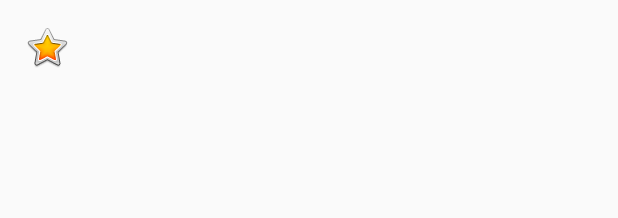
After one commit to davis123123/iNGAGE, an Android app: the layout lv_item.xml on its own in the app's theme, with its tools: preview values and no code run, on a phone screen of 412 x 824 dp. The commit adds this screen. Shown: the top 218 px of the screen. Run offline under Robolectric (Android 15) with nearby library versions, the phone set to English and light mode, and no system bars.

Commit message:
Added subscribed categories to drawer listView + increased heap size
Successfully hooked up the parsed data to the array adapter in the navigation drawer. Now all the subscribed categories for the user show up in the drawer. Also increaased heap size so that the application doesn't run into memory allocation issues.

```diff
--- a/app/src/main/AndroidManifest.xml
+++ b/app/src/main/AndroidManifest.xml
@@ -14,7 +14,9 @@
         android:icon="@mipmap/ic_launcher"
         android:label="@string/app_name"
         android:supportsRtl="true"
-        android:theme="@style/AppTheme">
+        android:theme="@style/AppTheme"
+        android:largeHeap="true"
+        android:hardwareAccelerated="false">
         <activity
             android:name=".SplashActivity"
             android:configChanges="keyboard|keyboardHidden|orientation|screenSize"
--- /dev/null
+++ b/app/src/main/res/layout/lv_item.xml
@@ -0,0 +1,12 @@
+<?xml version="1.0" encoding="utf-8"?>
+<TextView
+    xmlns:android="http://schemas.android.com/apk/res/android"
+    android:layout_width="fill_parent"
+    android:layout_height="wrap_content"
+    android:id="@+id/itemText"
+    android:drawableLeft="@android:drawable/btn_star_big_on"
+    android:drawablePadding="8dp"
+    android:padding="15dp"
+    android:textSize="18dp"
+    android:textColor="#FFFFFF"
+    android:gravity="center|left"/>
```
Also changed, not shown: app/src/main/java/ingage/ingage20/MainActivity.java (+36 -27 lines).
